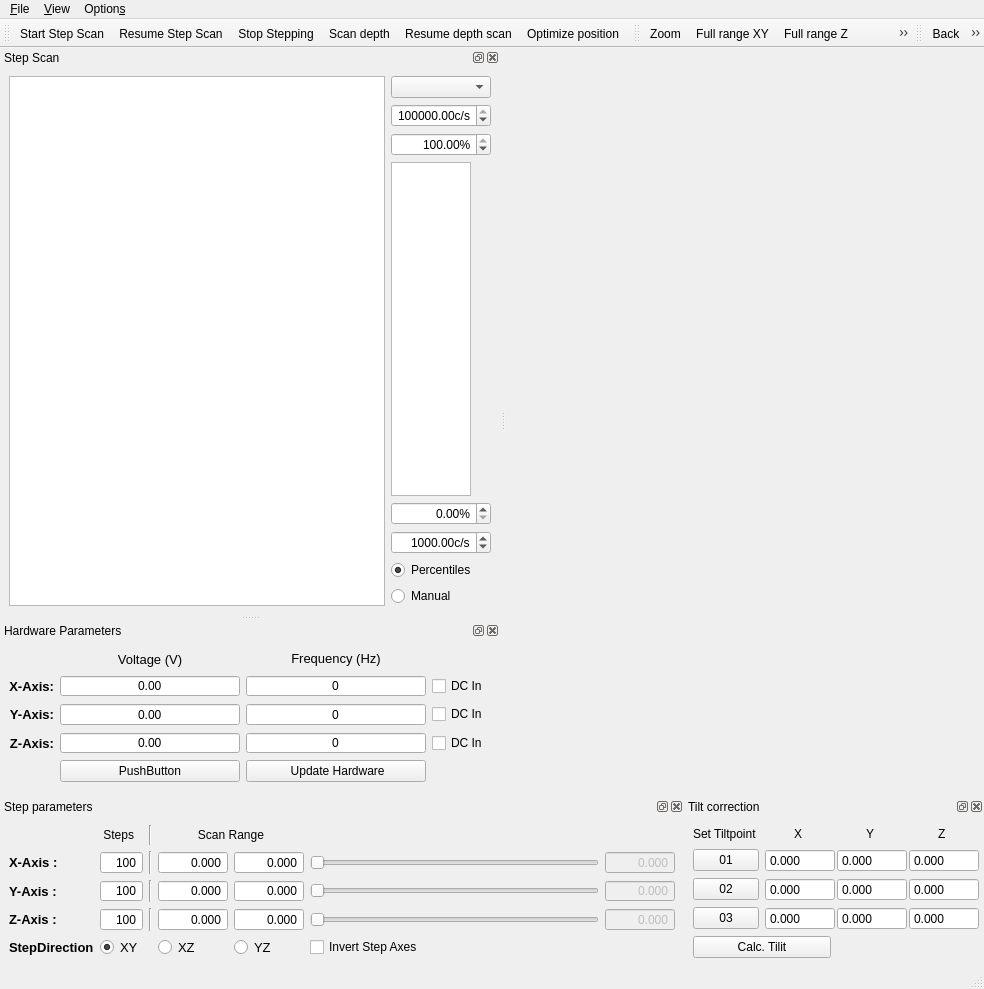
Old version of the form gui/confocal_stepper/ui_confocal_stepper_gui.ui in the repository Ulm-IQO/qudi.
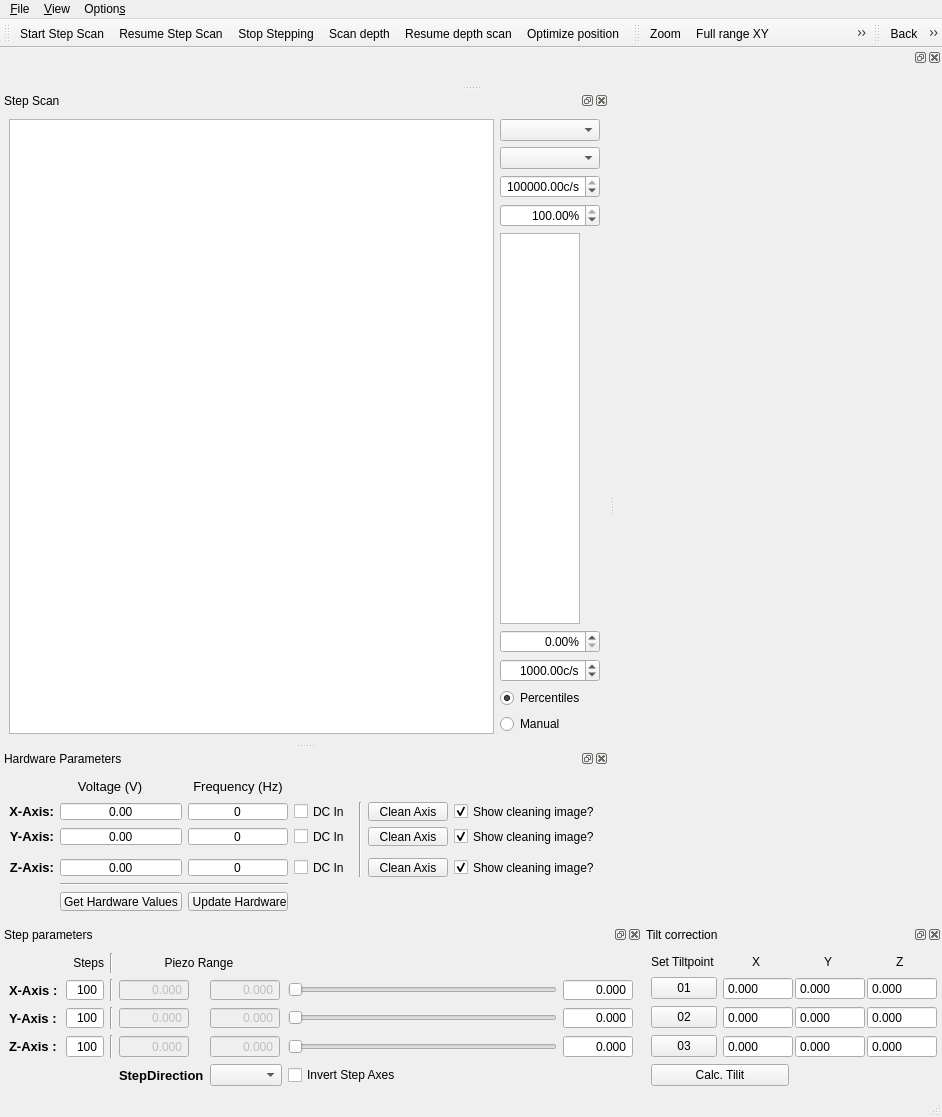
New version of the form. Icons and pictures are not drawn. Custom widgets are drawn as their Qt base class.

Commit message:
First Steps in programming GUI.
Added signals to confocal_stepper_logic for GUI connection.
Changed activation organization as for GUI control there needed to be new variables and different handling.
New method switch hardware for counter hardware and get_freq_rangeand get_amplitude_range for stepper hardware.
Added additional error handling to set_stepper_frequency and set_stepper_amplitude.
Added new method set_scan_axes for steps scan axis direction control.

```diff
--- a/gui/confocal_stepper/ui_confocal_stepper_gui.ui
+++ b/gui/confocal_stepper/ui_confocal_stepper_gui.ui
@@ -6,8 +6,8 @@
    <rect>
     <x>0</x>
     <y>0</y>
-    <width>984</width>
-    <height>989</height>
+    <width>942</width>
+    <height>1117</height>
    </rect>
   </property>
   <property name="sizePolicy">
@@ -27,7 +27,7 @@
     <rect>
      <x>0</x>
      <y>0</y>
-     <width>984</width>
+     <width>942</width>
      <height>21</height>
     </rect>
    </property>
@@ -93,7 +93,19 @@
    <widget class="QWidget" name="dockWidgetContents_3">
     <layout class="QGridLayout" name="gridLayout_3">
      <item row="2" column="1">
-      <widget class="QSpinBox" name="spinBox">
+      <widget class="QSpinBox" name="y_step_InputWidget">
+       <property name="sizePolicy">
+        <sizepolicy hsizetype="Expanding" vsizetype="Fixed">
+         <horstretch>0</horstretch>
+         <verstretch>0</verstretch>
+        </sizepolicy>
+       </property>
+       <property name="maximumSize">
+        <size>
+         <width>50</width>
+         <height>16777215</height>
+        </size>
+       </property>
        <property name="alignment">
         <set>Qt::AlignRight|Qt::AlignTrailing|Qt::AlignVCenter</set>
        </property>
@@ -112,7 +124,10 @@
       </widget>
      </item>
      <item row="3" column="3">
-      <widget class="ScienDSpinBox" name="z_min_InputWidget">
+      <widget class="ScienDSpinBox" name="z_piezo_min_InputWidget">
+       <property name="enabled">
+        <bool>false</bool>
+       </property>
        <property name="sizePolicy">
         <sizepolicy hsizetype="Expanding" vsizetype="Fixed">
          <horstretch>0</horstretch>
@@ -210,7 +225,10 @@
       </widget>
      </item>
      <item row="3" column="4">
-      <widget class="ScienDSpinBox" name="z_max_InputWidget">
+      <widget class="ScienDSpinBox" name="z_piezo_max_InputWidget">
+       <property name="enabled">
+        <bool>false</bool>
+       </property>
        <property name="sizePolicy">
         <sizepolicy hsizetype="Expanding" vsizetype="Fixed">
          <horstretch>0</horstretch>
@@ -262,7 +280,10 @@
       </widget>
      </item>
      <item row="2" column="3">
-      <widget class="ScienDSpinBox" name="y_min_InputWidget">
+      <widget class="ScienDSpinBox" name="y_piezo_min_InputWidget">
+       <property name="enabled">
+        <bool>false</bool>
+       </property>
        <property name="sizePolicy">
         <sizepolicy hsizetype="Expanding" vsizetype="Fixed">
          <horstretch>0</horstretch>
@@ -316,7 +337,7 @@
      <item row="0" column="3" colspan="2">
       <widget class="QLabel" name="scanrangeLabel">
        <property name="text">
-        <string>Scan Range</string>
+        <string>Piezo Range </string>
        </property>
        <property name="alignment">
         <set>Qt::AlignCenter</set>
@@ -431,7 +452,7 @@
      <item row="2" column="7">
       <widget class="ScienDSpinBox" name="y_current_InputWidget">
        <property name="enabled">
-        <bool>false</bool>
+        <bool>true</bool>
        </property>
        <property name="sizePolicy">
         <sizepolicy hsizetype="Expanding" vsizetype="Fixed">
@@ -527,7 +548,10 @@
       </widget>
      </item>
      <item row="1" column="3">
-      <widget class="ScienDSpinBox" name="x_min_InputWidget">
+      <widget class="ScienDSpinBox" name="x_piezo_min_InputWidget">
+       <property name="enabled">
+        <bool>false</bool>
+       </property>
        <property name="sizePolicy">
         <sizepolicy hsizetype="Expanding" vsizetype="Fixed">
          <horstretch>0</horstretch>
@@ -582,7 +606,10 @@
       </widget>
      </item>
      <item row="1" column="4">
-      <widget class="ScienDSpinBox" name="x_max_InputWidget">
+      <widget class="ScienDSpinBox" name="x_piezo_max_InputWidget">
+       <property name="enabled">
+        <bool>false</bool>
+       </property>
        <property name="sizePolicy">
         <sizepolicy hsizetype="Expanding" vsizetype="Fixed">
          <horstretch>0</horstretch>
@@ -649,7 +676,7 @@
      <item row="1" column="7">
       <widget class="ScienDSpinBox" name="x_current_InputWidget">
        <property name="enabled">
-        <bool>false</bool>
+        <bool>true</bool>
        </property>
        <property name="sizePolicy">
         <sizepolicy hsizetype="Expanding" vsizetype="Fixed">
@@ -712,7 +739,10 @@
       </widget>
      </item>
      <item row="2" column="4">
-      <widget class="ScienDSpinBox" name="y_max_InputWidget">
+      <widget class="ScienDSpinBox" name="y_piezo_max_InputWidget">
+       <property name="enabled">
+        <bool>false</bool>
+       </property>
        <property name="sizePolicy">
         <sizepolicy hsizetype="Expanding" vsizetype="Fixed">
          <horstretch>0</horstretch>
@@ -835,7 +865,7 @@
      <item row="3" column="7">
       <widget class="ScienDSpinBox" name="z_current_InputWidget">
        <property name="enabled">
-        <bool>false</bool>
+        <bool>true</bool>
        </property>
        <property name="sizePolicy">
         <sizepolicy hsizetype="Expanding" vsizetype="Fixed">
@@ -900,59 +930,6 @@
        </property>
       </widget>
      </item>
-     <item row="4" column="1">
-      <widget class="QRadioButton" name="xy_direction_radioButton">
-       <property name="font">
-        <font>
-         <pointsize>10</pointsize>
-        </font>
-       </property>
-       <property name="text">
-        <string>XY</string>
-       </property>
-       <property name="checked">
-        <bool>true</bool>
-       </property>
-      </widget>
-     </item>
-     <item row="4" column="0">
-      <widget class="QLabel" name="direction_label">
-       <property name="font">
-        <font>
-         <pointsize>10</pointsize>
-         <weight>75</weight>
-         <bold>true</bold>
-        </font>
-       </property>
-       <property name="text">
-        <string>StepDirection</string>
-       </property>
-      </widget>
-     </item>
-     <item row="4" column="4">
-      <widget class="QRadioButton" name="yz_direction_radioButton">
-       <property name="font">
-        <font>
-         <pointsize>10</pointsize>
-        </font>
-       </property>
-       <property name="text">
-        <string>YZ</string>
-       </property>
-      </widget>
-     </item>
-     <item row="4" column="3">
-      <widget class="QRadioButton" name="xz_direction_radioButton">
-       <property name="font">
-        <font>
-         <pointsize>10</pointsize>
-        </font>
-       </property>
-       <property name="text">
-        <string>XZ</string>
-       </property>
-      </widget>
-     </item>
      <item row="4" column="6">
       <widget class="QCheckBox" name="inverted__direction_checkBox">
        <property name="text">
@@ -963,6 +940,23 @@
        </property>
       </widget>
      </item>
+     <item row="4" column="4">
+      <widget class="QComboBox" name="step_direction_comboBox"/>
+     </item>
+     <item row="4" column="3">
+      <widget class="QLabel" name="direction_label">
+       <property name="font">
+        <font>
+         <pointsize>10</pointsize>
+         <weight>75</weight>
+         <bold>true</bold>
+        </font>
+       </property>
+       <property name="text">
+        <string>StepDirection</string>
+       </property>
+      </widget>
+     </item>
     </layout>
    </widget>
   </widget>
@@ -995,7 +989,10 @@
          <item>
           <layout class="QVBoxLayout" name="verticalLayout">
            <item>
-            <widget class="QComboBox" name="channel_ComboBox"/>
+            <widget class="QComboBox" name="count_channel_ComboBox"/>
+           </item>
+           <item>
+            <widget class="QComboBox" name="count_direction_ComboBox"/>
            </item>
            <item>
             <widget class="ScienDSpinBox" name="cb_max_DoubleSpinBox">
@@ -1630,14 +1627,14 @@
   </widget>
   <widget class="QDockWidget" name="hardware_dockWidget">
    <property name="sizePolicy">
-    <sizepolicy hsizetype="Expanding" vsizetype="Preferred">
+    <sizepolicy hsizetype="Minimum" vsizetype="Preferred">
      <horstretch>0</horstretch>
      <verstretch>0</verstretch>
     </sizepolicy>
    </property>
    <property name="minimumSize">
     <size>
-     <width>500</width>
+     <width>564</width>
      <height>170</height>
     </size>
    </property>
@@ -1677,8 +1674,133 @@
        </property>
       </spacer>
      </item>
+     <item row="3" column="6">
+      <widget class="QPushButton" name="clean_y_axis_pushButton">
+       <property name="maximumSize">
+        <size>
+         <width>150</width>
+         <height>16777215</height>
+        </size>
+       </property>
+       <property name="text">
+        <string>Clean Axis</string>
+       </property>
+      </widget>
+     </item>
+     <item row="2" column="6">
+      <widget class="QPushButton" name="clean_x_axis_pushButton">
+       <property name="maximumSize">
+        <size>
+         <width>150</width>
+         <height>16777215</height>
+        </size>
+       </property>
+       <property name="text">
+        <string>Clean Axis</string>
+       </property>
+      </widget>
+     </item>
+     <item row="7" column="2">
+      <widget class="QPushButton" name="read_hardware_pushButton">
+       <property name="sizePolicy">
+        <sizepolicy hsizetype="Minimum" vsizetype="Fixed">
+         <horstretch>0</horstretch>
+         <verstretch>0</verstretch>
+        </sizepolicy>
+       </property>
+       <property name="maximumSize">
+        <size>
+         <width>150</width>
+         <height>16777215</height>
+        </size>
+       </property>
+       <property name="text">
+        <string>Get Hardware Values</string>
+       </property>
+      </widget>
+     </item>
+     <item row="5" column="6">
+      <widget class="QPushButton" name="clean_z_axis_pushButton">
+       <property name="maximumSize">
+        <size>
+         <width>150</width>
+         <height>16777215</height>
+        </size>
+       </property>
+       <property name="text">
+        <string>Clean Axis</string>
+       </property>
+      </widget>
+     </item>
+     <item row="6" column="2" colspan="2">
+      <widget class="Line" name="line_6">
+       <property name="orientation">
+        <enum>Qt::Horizontal</enum>
+       </property>
+      </widget>
+     </item>
+     <item row="2" column="8">
+      <widget class="QCheckBox" name="show_image_x_checkBox">
+       <property name="maximumSize">
+        <size>
+         <width>250</width>
+         <height>16777215</height>
+        </size>
+       </property>
+       <property name="text">
+        <string>Show cleaning image?</string>
+       </property>
+       <property name="checked">
+        <bool>true</bool>
+       </property>
+      </widget>
+     </item>
+     <item row="3" column="8">
+      <widget class="QCheckBox" name="show_image_y_checkBox">
+       <property name="maximumSize">
+        <size>
+         <width>250</width>
+         <height>16777215</height>
+        </size>
+       </property>
+       <property name="text">
+        <string>Show cleaning image?</string>
+       </property>
+       <property name="checked">
+        <bool>true</bool>
+       </property>
+      </widget>
+     </item>
+     <item row="5" column="8">
+      <widget class="QCheckBox" name="show_image_z_checkBox">
+       <property name="maximumSize">
+        <size>
+         <width>250</width>
+         <height>16777215</height>
+        </size>
+       </property>
+       <property name="text">
+        <string>Show cleaning image?</string>
+       </property>
+       <property name="checked">
+        <bool>true</bool>
+       </property>
+      </widget>
+     </item>
      <item row="2" column="3">
       <widget class="QSpinBox" name="x_frequency_spinBox">
+       <property name="sizePolicy">
+        <sizepolicy hsizetype="Expanding" vsizetype="Fixed">
+         <horstretch>0</horstretch>
+         <verstretch>0</verstretch>
+        </sizepolicy>
+       </property>
+       <property name="maximumSize">
+        <size>
+         <width>100</width>
+         <height>16777215</height>
+        </size>
+       </property>
        <property name="layoutDirection">
         <enum>Qt::RightToLeft</enum>
        </property>
@@ -1693,11 +1815,17 @@
      <item row="3" column="2">
       <widget class="QDoubleSpinBox" name="y_amplitude_doubleSpinBox">
        <property name="sizePolicy">
-        <sizepolicy hsizetype="MinimumExpanding" vsizetype="Fixed">
+        <sizepolicy hsizetype="Minimum" vsizetype="Fixed">
          <horstretch>0</horstretch>
          <verstretch>0</verstretch>
         </sizepolicy>
        </property>
+       <property name="maximumSize">
+        <size>
+         <width>150</width>
+         <height>16777215</height>
+        </size>
+       </property>
        <property name="frame">
         <bool>true</bool>
        </property>
@@ -1720,6 +1848,12 @@
          <verstretch>0</verstretch>
         </sizepolicy>
        </property>
+       <property name="maximumSize">
+        <size>
+         <width>400</width>
+         <height>16777215</height>
+        </size>
+       </property>
        <property name="font">
         <font>
          <pointsize>10</pointsize>
@@ -1743,6 +1877,12 @@
          <verstretch>0</verstretch>
         </sizepolicy>
        </property>
+       <property name="maximumSize">
+        <size>
+         <width>400</width>
+         <height>16777215</height>
+        </size>
+       </property>
        <property name="font">
         <font>
          <pointsize>10</pointsize>
@@ -1766,6 +1906,12 @@
          <verstretch>0</verstretch>
         </sizepolicy>
        </property>
+       <property name="maximumSize">
+        <size>
+         <width>100</width>
+         <height>16777215</height>
+        </size>
+       </property>
        <property name="font">
         <font>
          <pointsize>10</pointsize>
@@ -1787,6 +1933,12 @@
          <verstretch>0</verstretch>
         </sizepolicy>
        </property>
+       <property name="maximumSize">
+        <size>
+         <width>400</width>
+         <height>16777215</height>
+        </size>
+       </property>
        <property name="font">
         <font>
          <pointsize>10</pointsize>
@@ -1810,6 +1962,12 @@
          <verstretch>0</verstretch>
         </sizepolicy>
        </property>
+       <property name="maximumSize">
+        <size>
+         <width>150</width>
+         <height>16777215</height>
+        </size>
+       </property>
        <property name="alignment">
         <set>Qt::AlignCenter</set>
        </property>
@@ -1826,6 +1984,12 @@
          <verstretch>0</verstretch>
         </sizepolicy>
        </property>
+       <property name="maximumSize">
+        <size>
+         <width>150</width>
+         <height>16777215</height>
+        </size>
+       </property>
        <property name="alignment">
         <set>Qt::AlignCenter</set>
        </property>
@@ -1834,8 +1998,20 @@
        </property>
       </widget>
      </item>
-     <item row="6" column="3">
+     <item row="7" column="3">
       <widget class="QPushButton" name="update_hardware_pushButton">
+       <property name="sizePolicy">
+        <sizepolicy hsizetype="Expanding" vsizetype="Fixed">
+         <horstretch>0</horstretch>
+         <verstretch>0</verstretch>
+        </sizepolicy>
+       </property>
+       <property name="maximumSize">
+        <size>
+         <width>100</width>
+         <height>16777215</height>
+        </size>
+       </property>
        <property name="text">
         <string> Update Hardware</string>
        </property>
@@ -1843,6 +2019,18 @@
      </item>
      <item row="5" column="3">
       <widget class="QSpinBox" name="z_frequency_spinBox">
+       <property name="sizePolicy">
+        <sizepolicy hsizetype="Expanding" vsizetype="Fixed">
+         <horstretch>0</horstretch>
+         <verstretch>0</verstretch>
+        </sizepolicy>
+       </property>
+       <property name="maximumSize">
+        <size>
+         <width>100</width>
+         <height>16777215</height>
+        </size>
+       </property>
        <property name="alignment">
         <set>Qt::AlignCenter</set>
        </property>
@@ -1853,6 +2041,18 @@
      </item>
      <item row="3" column="3">
       <widget class="QSpinBox" name="y_frequency_spinBox">
+       <property name="sizePolicy">
+        <sizepolicy hsizetype="Expanding" vsizetype="Fixed">
+         <horstretch>0</horstretch>
+         <verstretch>0</verstretch>
+        </sizepolicy>
+       </property>
+       <property name="maximumSize">
+        <size>
+         <width>100</width>
+         <height>16777215</height>
+        </size>
+       </property>
        <property name="alignment">
         <set>Qt::AlignCenter</set>
        </property>
@@ -1869,6 +2069,12 @@
          <verstretch>0</verstretch>
         </sizepolicy>
        </property>
+       <property name="maximumSize">
+        <size>
+         <width>100</width>
+         <height>16777215</height>
+        </size>
+       </property>
        <property name="font">
         <font>
          <pointsize>10</pointsize>
@@ -1884,12 +2090,18 @@
      </item>
      <item row="2" column="4">
       <widget class="QCheckBox" name="x_dcin_checkBox">
+       <property name="maximumSize">
+        <size>
+         <width>70</width>
+         <height>16777215</height>
+        </size>
+       </property>
        <property name="text">
         <string>DC In</string>
        </property>
       </widget>
      </item>
-     <item row="6" column="1">
+     <item row="7" column="1">
       <spacer name="horizontalSpacer_5">
        <property name="orientation">
         <enum>Qt::Horizontal</enum>
@@ -1907,6 +2119,12 @@
      </item>
      <item row="3" column="4">
       <widget class="QCheckBox" name="y_dcin_checkBox">
+       <property name="maximumSize">
+        <size>
+         <width>70</width>
+         <height>16777215</height>
+        </size>
+       </property>
        <property name="text">
         <string>DC In </string>
        </property>
@@ -1914,15 +2132,21 @@
      </item>
      <item row="5" column="4">
       <widget class="QCheckBox" name="z_dcin_checkBox">
+       <property name="maximumSize">
+        <size>
+         <width>70</width>
+         <height>16777215</height>
+        </size>
+       </property>
        <property name="text">
         <string>DC In</string>
        </property>
       </widget>
      </item>
-     <item row="6" column="2">
-      <widget class="QPushButton" name="read_hardware_pushButton">
-       <property name="text">
-        <string>PushButton</string>
+     <item row="2" column="5" rowspan="4">
+      <widget class="Line" name="line_5">
+       <property name="orientation">
+        <enum>Qt::Vertical</enum>
        </property>
       </widget>
      </item>
@@ -1948,7 +2172,15 @@
     <zorder>read_hardware_pushButton</zorder>
    </widget>
   </widget>
-  <action name="actionSave_XY_Scan">
+  <widget class="QDockWidget" name="dockWidget_3">
+   <attribute name="dockWidgetArea">
+    <number>4</number>
+   </attribute>
+   <widget class="QWidget" name="dockWidgetContents_10">
+    <layout class="QVBoxLayout" name="verticalLayout_6"/>
+   </widget>
+  </widget>
+  <action name="actionSave_Step_Scan">
    <property name="icon">
     <iconset>
      <normaloff>../../artwork/icons/oxygen/22x22/document-save.png</normaloff>../../artwork/icons/oxygen/22x22/document-save.png</iconset>
```
Left out of the diff: 63 changed lines with no effect on the pictures. The commit also changes 3 other files.
